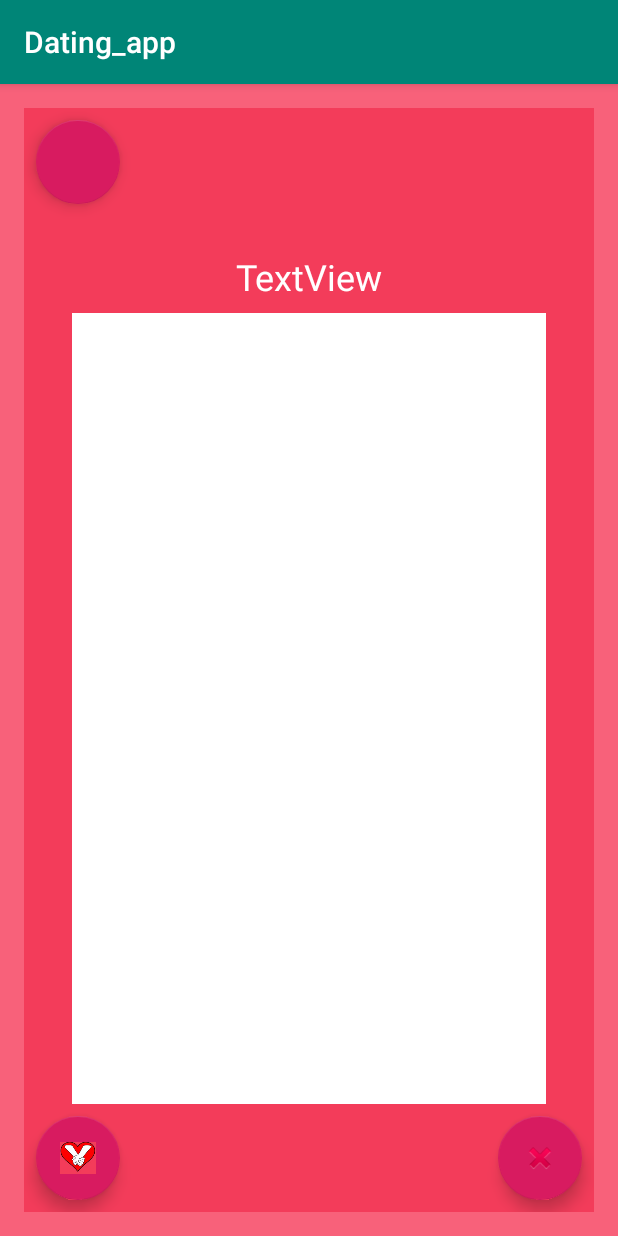
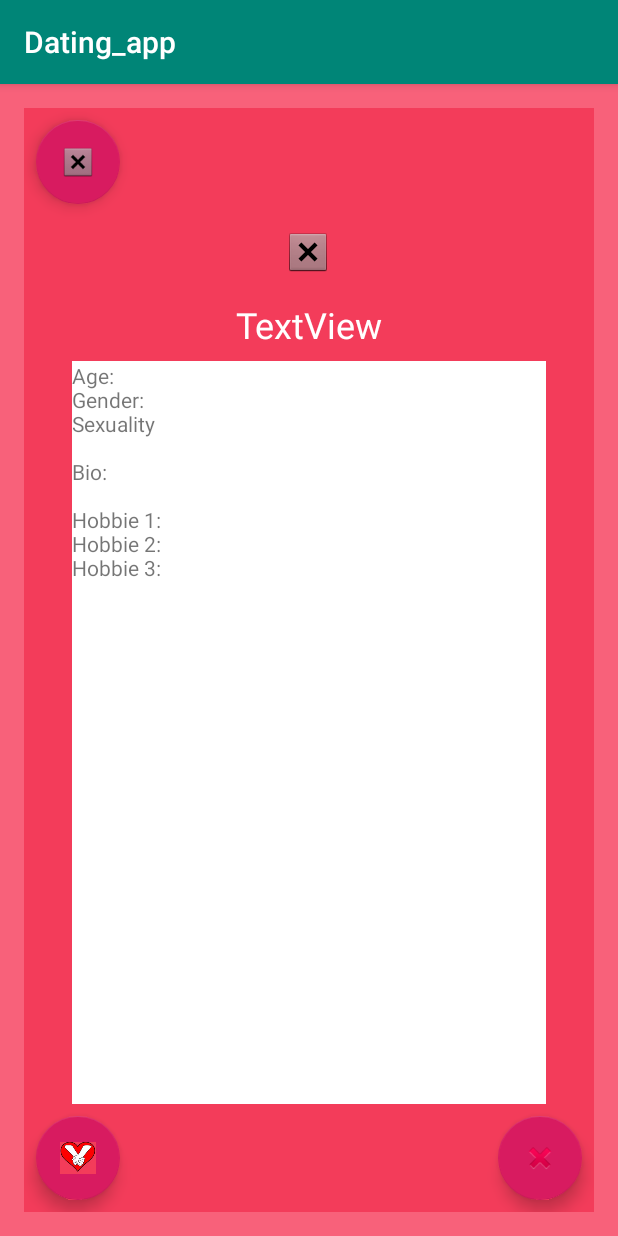
Before and after one commit to R-Laverty/PMAT_assignment, an Android app: the screen it shows after launch (MainActivity), after a tap on "SIGN IN", on a phone screen of 412 x 824 dp. Run offline under Robolectric (Android 15) with nearby library versions, the phone set to English and light mode, and no system bars; libraries missing offline, so code that uses them is left out: sun.security.util.

Commit message:
started adding comments and added the modify account activity as well as modifying the main activity by adding a scrollview.

```diff
--- a/app/src/main/AndroidManifest.xml
+++ b/app/src/main/AndroidManifest.xml
@@ -9,7 +9,8 @@
         android:roundIcon="@mipmap/ic_launcher_round"
         android:supportsRtl="true"
         android:theme="@style/AppTheme">
-        <activity android:name=".UserDetailsP3"></activity>
+        <activity android:name=".ModifyAccount"></activity>
+        <activity android:name=".UserDetailsP3" />
         <activity android:name=".MainActivity" />
         <activity android:name=".UserDetailsP2" />
         <activity android:name=".UserDetailsP1" />
--- a/app/src/main/java/com/example/pmat_assignment/LoginActivity.kt
+++ b/app/src/main/java/com/example/pmat_assignment/LoginActivity.kt
@@ -6,6 +6,8 @@ import android.os.Bundle
 import android.widget.Button
 import android.widget.EditText
 import android.widget.TextView
+import com.example.logic.User
+import com.example.logic.SignIn
 import com.example.logic.validateSignIn
 
 class LoginActivity : AppCompatActivity() {
@@ -13,22 +15,29 @@ class LoginActivity : AppCompatActivity() {
     override fun onCreate(savedInstanceState: Bundle?) {
         super.onCreate(savedInstanceState)
         setContentView(R.layout.activity_login)
-        //setContentView(R.layout.activity_user_details_p1)
-        //setContentView(R.layout.activity_user_details_p2)
+
+        var userDetails = User(null,null,null,null,null,null,null,null,null,null, null,null,null,null)
 
         val btnRegister = findViewById<Button>(R.id.btn_register)
         val btnSignIn = findViewById<Button>(R.id.btn_login)
 
         btnRegister.setOnClickListener{
+            //directs the user to the registration layouts
             val intent = Intent(this, UserDetailsP1::class.java)
+            intent.putExtra("User", userDetails)
             startActivity(intent)
         }
 
         btnSignIn.setOnClickListener{
+            //checks the user exists on the database then retrives their details if they do
+            // otherwise displays username/password incorrect
             val username: String = findViewById<EditText>(R.id.txt_username).text.toString()
             val password: String = findViewById<EditText>(R.id.password).text.toString()
+
             if (validateSignIn(username, password)) {
+                SignIn(username,password,userDetails)
                 val intent = Intent(this, MainActivity::class.java)
+                intent.putExtra("User", userDetails)
                 startActivity(intent)
             }
             else {
--- a/app/src/main/java/com/example/pmat_assignment/MainActivity.kt
+++ b/app/src/main/java/com/example/pmat_assignment/MainActivity.kt
@@ -1,12 +1,26 @@
 package com.example.pmat_assignment
 
+import android.content.Intent
 import androidx.appcompat.app.AppCompatActivity
 import android.os.Bundle
+import com.example.logic.User
+import com.google.android.material.floatingactionbutton.FloatingActionButton
 
 class MainActivity : AppCompatActivity() {
 
     override fun onCreate(savedInstanceState: Bundle?) {
         super.onCreate(savedInstanceState)
         setContentView(R.layout.activity_main)
+
+        var userDetails = intent.getSerializableExtra("User") as User
+
+        val fabUserAccount = findViewById<FloatingActionButton>(R.id.fab_userAccount)
+
+        fabUserAccount.setOnClickListener{
+            //directs the user to the ModifyAccount layout for them to modify their account details
+            val intent = Intent(this, ModifyAccount::class.java)
+            intent.putExtra("User", userDetails)
+            startActivity(intent)
+        }
     }
 }
--- a/app/src/main/java/com/example/pmat_assignment/UserDetailsP3.kt
+++ b/app/src/main/java/com/example/pmat_assignment/UserDetailsP3.kt
@@ -14,9 +14,10 @@ class UserDetailsP3 : AppCompatActivity() {
         super.onCreate(savedInstanceState)
         setContentView(R.layout.activity_user_details_p3)
 
+        var userDetails = intent.getSerializableExtra("User") as User
+
         val btnReturn = findViewById<Button>(R.id.btn_return)
         val btnNext = findViewById<Button>(R.id.btn_nextP3)
-        var userDetails = intent.getSerializableExtra("User") as User
 
         btnReturn.setOnClickListener{
             val intent = Intent(this, UserDetailsP2::class.java)
--- a/app/src/main/res/layout/activity_main.xml
+++ b/app/src/main/res/layout/activity_main.xml
@@ -52,6 +52,7 @@
         app:layout_constraintHorizontal_bias="0.498"
         app:layout_constraintStart_toStartOf="parent"
         app:layout_constraintTop_toTopOf="parent"
+        app:srcCompat="@android:drawable/btn_dialog"
         tools:srcCompat="@tools:sample/avatars[11]" />
 
     <TextView
@@ -80,21 +81,37 @@
         app:layout_constraintStart_toStartOf="parent"
         app:layout_constraintTop_toBottomOf="@+id/textView" />
 
-    <androidx.constraintlayout.widget.ConstraintLayout
+    <ScrollView
+        android:id="@+id/scrollView2"
         android:layout_width="0dp"
         android:layout_height="0dp"
         app:layout_constraintBottom_toBottomOf="@+id/view2"
         app:layout_constraintEnd_toEndOf="@+id/view2"
+        app:layout_constraintHorizontal_bias="0.0"
         app:layout_constraintStart_toStartOf="@+id/view2"
-        app:layout_constraintTop_toTopOf="@+id/view2"/>
+        app:layout_constraintTop_toTopOf="@+id/view2">
+
+        <LinearLayout
+            android:layout_width="match_parent"
+            android:layout_height="wrap_content"
+            android:orientation="vertical">
+
+            <TextView
+                android:id="@+id/textView3"
+                android:layout_width="match_parent"
+                android:layout_height="wrap_content"
+                android:text="@string/info_default_profile" />
+        </LinearLayout>
+    </ScrollView>
 
     <com.google.android.material.floatingactionbutton.FloatingActionButton
-        android:id="@+id/floatingActionButton3"
+        android:id="@+id/fab_userAccount"
         android:layout_width="wrap_content"
         android:layout_height="wrap_content"
         android:layout_marginStart="8dp"
         android:layout_marginTop="8dp"
         android:clickable="true"
+        android:src="@android:drawable/btn_dialog"
         app:layout_constraintStart_toStartOf="parent"
         app:layout_constraintTop_toTopOf="parent"
         tools:srcCompat="@tools:sample/avatars[1]" />
--- a/app/src/main/res/values/strings.xml
+++ b/app/src/main/res/values/strings.xml
@@ -30,4 +30,7 @@
     <string name="prompt_fill_all_fields">Please ensure all fields are filled in</string>
     <string name="invalid_email">Your email is invalid</string>
     <string name="invalid_DOB_Age">Your DOB or age are invalid</string>
+    <string name="info_default_profile">Age:\nGender:\nSexuality\n\nBio:\n\nHobbie 1:\nHobbie 2:\nHobbie 3:</string>
+    <string name="prompt_bio">Bio:</string>
+    <string name="btn_saveandReturn">Save and return</string>
 </resources>
--- a/logic/src/main/java/com/example/logic/Logic.kt
+++ b/logic/src/main/java/com/example/logic/Logic.kt
@@ -1,18 +1,31 @@
 package com.example.logic
 
-fun validateSignIn(username: String, password: String): Boolean {
-    //TODO validate sign in return true if sign in is valid
+fun SignIn(username: String, password: String, userDetails:User): User {
+    //Sign in should find the user from the database and then update userdetails
+    //TODO get user details from database and update user details
+    return userDetails
+}
+
+fun validateSignIn(username: String, password: String): Boolean{
+    // validate sign in should check the database for the entered username and password and return
+    // true if the user is found
+    //TODO validate sign in return true if sign in is valid and user exists
     return true
 }
 
 fun validateEmail(email: String):Boolean{
+    //validate email does basic validation to check weather an email is an email and returns false
+    // if it isnt
     if (email.contains('@') && email.contains('.')) {
         return true
     }
     return false
 }
 
-fun validateAgeAndDOB(dayOfBirth: Int, monthOfBirth: Int, yearOfBirh: Int, age: Int, currentYear: Int): Boolean{
+fun validateAgeAndDOB(dayOfBirth: Int, monthOfBirth: Int, yearOfBirh: Int, age: Int,
+                      currentYear: Int): Boolean{
+    //validate age and DOB checks weather the entered year of birth corroborates with the entered age
+    //as well as ensuring the user is 18 or over and returns true if it is
     val calcAge = currentYear-yearOfBirh
     if (age > 17){
         if (calcAge-1 == age || calcAge+1 == age){
@@ -21,3 +34,12 @@ fun validateAgeAndDOB(dayOfBirth: Int, monthOfBirth: Int, yearOfBirh: Int, age:
     }
     return false
 }
+
+fun getMatches(userDetails: User){
+    //get matches should perform a database lookup for all users with at least 2? matching hobbies
+    // as well as users desired partners sexuality then return them in a list
+}
+
+fun updateDatabase(userDetails: User){
+    //update database should update the database with the most up to date user details
+}
--- a/logic/src/main/java/com/example/logic/User.kt
+++ b/logic/src/main/java/com/example/logic/User.kt
@@ -3,7 +3,9 @@ package com.example.logic
 import sun.security.util.Password
 import java.io.Serializable
 
-class User (firstName:String?, surname:String?, email:String?, dobDay:Int?, dobMonth:Int?, dobYear:Int?, age:Int?, gender:String?, sexuality:String?, password: String?): Serializable {
+class User (firstName:String?, surname:String?, email:String?, dobDay:Int?, dobMonth:Int?,
+            dobYear:Int?, age:Int?, gender:String?, sexuality:String?, password: String?,
+            bio:String?, hobbie1:String?, hobbie2:String?, hobbie3:String?): Serializable {
     var mfirstName = firstName
     var msurname = surname
     var memail = email
@@ -14,4 +16,8 @@ class User (firstName:String?, surname:String?, email:String?, dobDay:Int?, dobM
     var mgender = gender
     var msexuality = sexuality
     var mpassword = password//TODO encrypt this
+    var mbio = bio
+    var mhobbie1 = hobbie1
+    var mhobbie2 = hobbie2
+    var mhobbie3 = hobbie3
 }
```
Also changed, not shown: app/src/main/java/com/example/pmat_assignment/ModifyAccount.kt (added, +26 -0 lines), app/src/main/java/com/example/pmat_assignment/UserDetailsP1.kt (+7 -1 lines), app/src/main/java/com/example/pmat_assignment/UserDetailsP2.kt (+6 -1 lines), app/src/main/res/layout/activity_modify_account.xml (added, +140 -0 lines).
